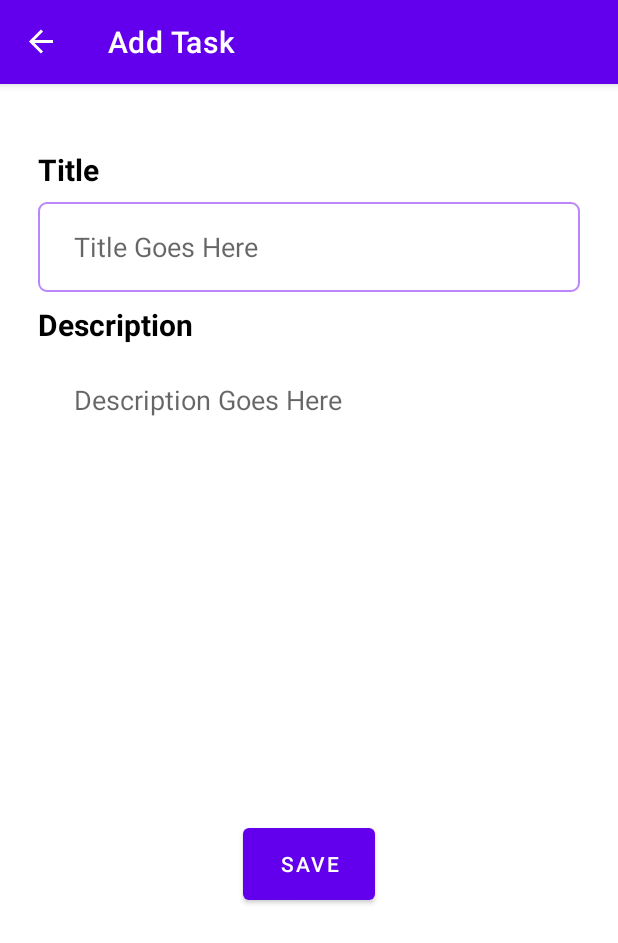
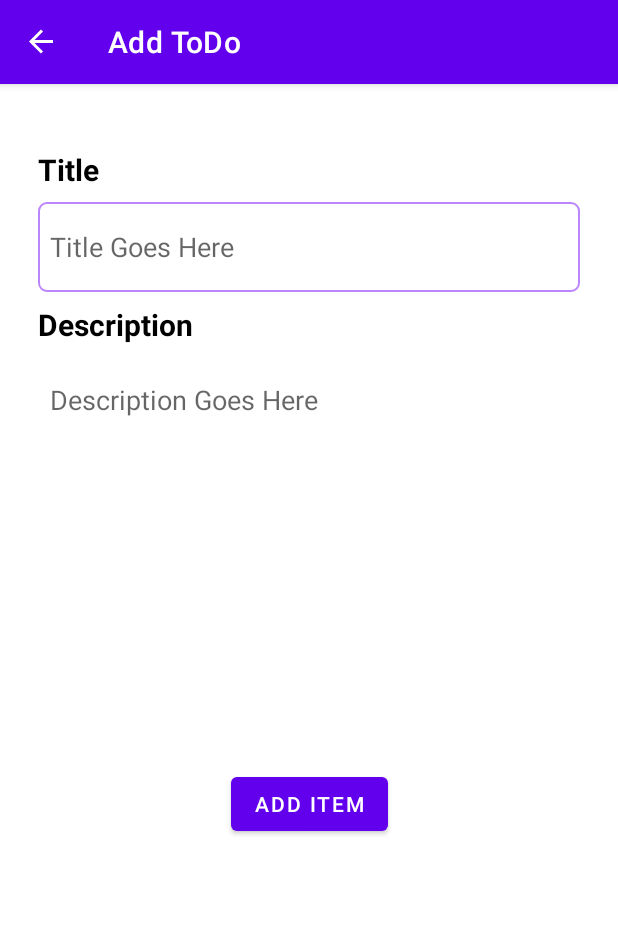
Before and after one commit to Carlos1729/ToDoApp, an Android app: the screen it shows after launch (MainActivity), after a tap on an icon or button, on a phone screen of 412 x 824 dp. Shown: the top 943 px of the screen. Run offline under Robolectric (Android 15) with nearby library versions, the phone set to English and light mode, and no system bars; our stand-ins replace navigation-ui; network calls fail; 1 statement that could not run was skipped.

Commit message:
complete UI of ToDo app

```diff
--- a/app/build.gradle
+++ b/app/build.gradle
@@ -19,6 +19,10 @@ android {
         versionName "1.0"
 
         testInstrumentationRunner "androidx.test.runner.AndroidJUnitRunner"
+    }
+
+    buildFeatures {
+        viewBinding = true
     }
 
     buildTypes {
--- a/app/src/main/java/com/example/todotestapp/data/DataSource.kt
+++ /dev/null
@@ -1,21 +0,0 @@
-package com.example.todotestapp.data
-
-import com.example.todotestapp.R
-import com.example.todotestapp.model.TaskData
-
-class DataSource() {
-
-    fun loadTasks(): List<TaskData>{
-        return listOf<TaskData>(
-                TaskData(R.string.title1, R.string.description1),
-                TaskData(R.string.title2, R.string.description2),
-                TaskData(R.string.title3, R.string.description3),
-                TaskData(R.string.title4, R.string.description4),
-                TaskData(R.string.title5, R.string.description5),
-                TaskData(R.string.title6, R.string.description6),
-                TaskData(R.string.title7, R.string.description7),
-                TaskData(R.string.title8, R.string.description8),
-                TaskData(R.string.title9, R.string.description9)
-        )
-    }
-}
--- a/app/src/main/java/com/example/todotestapp/model/ToDo.kt
+++ b/app/src/main/java/com/example/todotestapp/model/ToDo.kt
@@ -1,8 +1,13 @@
 package com.example.todotestapp.model
 
+import android.os.Parcelable
+import kotlinx.android.parcel.Parcelize
+
+
+@Parcelize
 data class ToDo(
     val id: Int,
     val taskId: Int,
     val title: String,
     val description: String,
-)
+): Parcelable
--- a/app/src/main/java/com/example/todotestapp/presentation/addtask/AddTaskFragment.kt
+++ /dev/null
@@ -1,29 +0,0 @@
-package com.example.todotestapp.presentation.addtask
-
-import android.os.Bundle
-import android.view.*
-import androidx.core.view.MenuHost
-import androidx.core.view.MenuProvider
-import androidx.fragment.app.Fragment
-import androidx.lifecycle.Lifecycle
-import com.example.todotestapp.R
-import com.example.todotestapp.model.ToDo
-
-
-class AddTaskFragment : Fragment() {
-
-
-    override fun onCreateView(
-        inflater: LayoutInflater, container: ViewGroup?,
-        savedInstanceState: Bundle?
-    ): View? {
-        // Inflate the layout for this fragment
-        val view  =  inflater.inflate(R.layout.fragment_add_task, container, false)
-
-
-        return view
-    }
-
-
-
-}
--- a/app/src/main/java/com/example/todotestapp/presentation/listtask/ListTaskAdapter.kt
+++ b/app/src/main/java/com/example/todotestapp/presentation/listToDo/ListToDoAdapter.kt
@@ -1,20 +1,15 @@
-package com.example.todotestapp.presentation.listtask
+package com.example.todotestapp.presentation.listToDo
 
-import android.content.Context
-import android.icu.text.Transliterator
 import android.view.LayoutInflater
 import android.view.View
 import android.view.ViewGroup
 import android.widget.TextView
-import androidx.fragment.app.ListFragment
 import androidx.navigation.findNavController
-import androidx.recyclerview.widget.ListAdapter
 import androidx.recyclerview.widget.RecyclerView
 import com.example.todotestapp.R
-import com.example.todotestapp.model.TaskData
 import com.example.todotestapp.model.ToDo
 
-class ListTaskAdapter : RecyclerView.Adapter<ListTaskAdapter.MyListHolder>() {
+class ListToDoAdapter : RecyclerView.Adapter<ListToDoAdapter.MyListHolder>() {
 
      private var myList = emptyList<ToDo>()
 
@@ -32,10 +27,10 @@ class ListTaskAdapter : RecyclerView.Adapter<ListTaskAdapter.MyListHolder>() {
 
 //        holder.itemView.findViewById<TextView>(R.id.title_txt).text = context.resources.getString(dataset[position].stringTitleId)
 //            holder.itemView.findViewById<TextView>(R.id.description_txt).text = context.resources.getString(dataset[position].stringDescriptionId)
-//            holder.itemView.findViewById<androidx.constraintlayout.widget.ConstraintLayout>(R.id.row_background).setOnClickListener {
-//                val action = ListTaskFragmentDirections.actionListTaskFragmentToUpdateTaskFragment(dataset[position])
-//                holder.itemView.findNavController().navigate(action)
-//            }
+            holder.itemView.findViewById<androidx.constraintlayout.widget.ConstraintLayout>(R.id.row_background).setOnClickListener {
+                val action = ListToDoFragmentDirections.actionListTaskFragmentToUpdateTaskFragment(myList[position])
+                holder.itemView.findNavController().navigate(action)
+            }
     }
 
     override fun getItemCount(): Int {
--- a/app/src/main/java/com/example/todotestapp/presentation/listtask/ListTaskFragment.kt
+++ b/app/src/main/java/com/example/todotestapp/presentation/listToDo/ListToDoFragment.kt
@@ -1,29 +1,25 @@
-package com.example.todotestapp.presentation.listtask
+package com.example.todotestapp.presentation.listToDo
 
 import android.os.Bundle
-import android.util.Log
 import androidx.fragment.app.Fragment
 import android.view.LayoutInflater
 import android.view.View
 import android.view.ViewGroup
-import android.widget.Toast
 import androidx.lifecycle.Observer
 import androidx.lifecycle.ViewModelProvider
 import androidx.navigation.fragment.findNavController
 import androidx.recyclerview.widget.LinearLayoutManager
 import androidx.recyclerview.widget.RecyclerView
 import com.example.todotestapp.R
-import com.example.todotestapp.data.DataSource
 import com.example.todotestapp.data.network.repository.Repository
 import com.example.todotestapp.model.ListViewModel
 import com.example.todotestapp.model.ListViewModelFactory
-import com.example.todotestapp.model.ToDo
 import com.google.android.material.floatingactionbutton.FloatingActionButton
 
-class ListTaskFragment : Fragment() {
+class ListToDoFragment : Fragment() {
 
     private lateinit var viewModel: ListViewModel
-    private val myAdapter by lazy { ListTaskAdapter() }
+    private val myAdapter by lazy { ListToDoAdapter() }
 
     override fun onCreateView(
         inflater: LayoutInflater, container: ViewGroup?,
@@ -31,7 +27,7 @@ class ListTaskFragment : Fragment() {
     ): View? {
         // Inflate the layout for this fragment
 
-        val view =  inflater.inflate(R.layout.fragment_list_task, container, false)
+        val view =  inflater.inflate(R.layout.fragment_list_todo, container, false)
 
         val repository = Repository()
         val viewModelFactory  = ListViewModelFactory(repository)
@@ -63,7 +59,7 @@ class ListTaskFragment : Fragment() {
 
 
         addT.setOnClickListener {
-            findNavController().navigate(R.id.action_listTaskFragment_to_addTaskFragment)
+            findNavController().navigate(R.id.action_listTaskFragment_to_updateTaskFragment,null)
         }
 
 //        val updT = view.findViewById<FloatingActionButton>(R.id.floatingActionButtonupdate)//adding task view
--- /dev/null
+++ b/app/src/main/java/com/example/todotestapp/presentation/updateToDo/UpdateToDoFragment.kt
@@ -0,0 +1,111 @@
+package com.example.todotestapp.presentation.updateToDo
+
+import android.os.Bundle
+import android.util.EventLogTags
+import android.util.Log
+import android.view.*
+import android.widget.Button
+import android.widget.TextView
+import android.widget.Toast
+import androidx.fragment.app.Fragment
+import androidx.navigation.fragment.navArgs
+import com.example.todotestapp.MainActivity
+import com.example.todotestapp.R
+
+
+class UpdateToDoFragment : Fragment() {
+
+
+
+    private val args by navArgs<UpdateToDoFragmentArgs>()
+    private var title : String? = null
+    private var description : String? = null
+    private var titleTV: TextView? = null
+    private var descriptionTV: TextView ?= null
+    private var titleRecieved: String ?= null
+    private var button: Button ?= null
+
+
+    override fun onCreate(savedInstanceState: Bundle?) {
+        super.onCreate(savedInstanceState)
+
+    }
+    override fun onCreateView(
+        inflater: LayoutInflater, container: ViewGroup?,
+        savedInstanceState: Bundle?
+    ): View? {
+        // Inflate the layout for this fragment
+
+        val view = inflater.inflate(R.layout.fragment_update_todo, container, false)
+        initWidgets(view)
+        fetchArguments()
+        setUpUI()
+
+
+        return view
+    }
+
+    override fun onViewCreated(view: View, savedInstanceState: Bundle?) {
+
+        button?.setOnClickListener{checkInput(view)}
+
+    }
+
+
+    private fun checkInput(view: View) {
+
+
+        if(titleTV?.text?.isBlank() == true)
+        {
+            Toast.makeText(context,getString(R.string.title_cant_be_empty),Toast.LENGTH_SHORT).show()
+        }
+        else if(descriptionTV?.text?.isBlank() == true)
+        {
+            Toast.makeText(context,getString(R.string.description_cant_be_empty),Toast.LENGTH_SHORT).show()
+        }
+
+    }
+
+
+    private fun setUpUI() {
+
+        if(title != null)
+        {
+            titleTV?.text = title
+        }
+        if(description != null)
+        {
+            descriptionTV?.text = description
+        }
+        if(title != null || description != null)
+        {
+                button?.text = getString(R.string.update_button)
+            (activity as MainActivity).supportActionBar?.title = "Update ToDo"
+
+        }
+        else
+        {
+            button?.text = getString(R.string.add_button)
+            (activity as MainActivity).supportActionBar?.title = "Add ToDo"
+        }
+    }
+
+    private fun fetchArguments() {
+
+        if(args != null && args.presentitem != null)
+        {
+            title = args.presentitem?.title
+            description = args.presentitem?.description
+        }
+
+    }
+
+    private fun initWidgets(view: View) {
+
+        titleTV = view.findViewById<TextView>(R.id.update_title)
+        descriptionTV = view.findViewById<TextView>(R.id.update_description)
+        button = view.findViewById<Button>(R.id.updateTaskbutton)
+
+    }
+
+}
--- a/app/src/main/java/com/example/todotestapp/presentation/updatetask/UpdateTaskFragment.kt
+++ /dev/null
@@ -1,33 +0,0 @@
-package com.example.todotestapp.presentation.updatetask
-
-import android.os.Bundle
-import android.view.*
-import android.widget.TextView
-import androidx.fragment.app.Fragment
-import androidx.core.view.MenuHost
-import androidx.core.view.MenuProvider
-import androidx.lifecycle.Lifecycle
-import androidx.navigation.fragment.navArgs
-import com.example.todotestapp.R
-
-
-class UpdateTaskFragment : Fragment() {
-
-    private val args by navArgs<UpdateTaskFragmentArgs>()
-
-    override fun onCreateView(
-        inflater: LayoutInflater, container: ViewGroup?,
-        savedInstanceState: Bundle?
-    ): View? {
-        // Inflate the layout for this fragment
-
-        val view = inflater.inflate(R.layout.fragment_update_task, container, false)
-
-        view.findViewById<TextView>(R.id.update_title).setText(args.presentitem.stringTitleId)
-        view.findViewById<TextView>(R.id.update_description).setText(args.presentitem.stringDescriptionId)
-
-
-        return view
-    }
-
-}
--- a/app/src/main/res/layout/fragment_add_task.xml
+++ /dev/null
@@ -1,86 +0,0 @@
-<?xml version="1.0" encoding="utf-8"?>
-
-<androidx.constraintlayout.widget.ConstraintLayout xmlns:android="http://schemas.android.com/apk/res/android"
-    xmlns:app="http://schemas.android.com/apk/res-auto"
-    xmlns:tools="http://schemas.android.com/tools"
-    android:layout_width="match_parent"
-    android:layout_height="match_parent"
-    android:padding="24dp"
-    tools:context=".presentation.addtask.AddTaskFragment">
-
-
-    <TextView
-        android:id="@+id/add_title_heading"
-        android:layout_width="wrap_content"
-        android:layout_height="wrap_content"
-        android:text="Title"
-        android:textStyle="bold"
-        android:textSize="20dp"
-        android:textColor="@color/black"
-        app:layout_constraintBottom_toTopOf="@id/add_title"
-        app:layout_constraintStart_toStartOf="parent"
-        app:layout_constraintTop_toTopOf="parent" />
-
-    <EditText
-        android:id="@+id/add_title"
-        android:layout_width="match_parent"
-        android:layout_height="60dp"
-        android:layout_marginTop="8dp"
-        android:background="@drawable/custom_input"
-        android:ems="10"
-        android:hint="Title Goes Here"
-        android:inputType="textPersonName"
-        android:maxLength="50"
-        android:paddingStart="24dp"
-        android:paddingEnd="24dp"
-        app:layout_constraintEnd_toEndOf="parent"
-        app:layout_constraintHorizontal_bias="0.5"
-        app:layout_constraintStart_toStartOf="@id/add_title_heading"
-        app:layout_constraintTop_toBottomOf="@id/add_title_heading" />
-
-
-    <TextView
-        android:id="@+id/add_description_heading"
-        android:layout_width="wrap_content"
-        android:layout_height="wrap_content"
-        android:layout_marginTop="8dp"
-        android:textStyle="bold"
-        android:text="Description"
-        android:textColor="@color/black"
-        android:textSize="20dp"
-        app:layout_constraintBottom_toTopOf="@id/add_description"
-        app:layout_constraintTop_toBottomOf="@id/add_title"
-        app:layout_constraintStart_toStartOf="parent"/>
-
-
-    <EditText
-        android:id="@+id/add_description"
-        android:layout_width="0dp"
-        android:layout_height="300dp"
-        android:layout_marginTop="8dp"
-        android:background="@drawable/custom_input"
-        android:ems="10"
-        android:gravity="start|top"
-        android:hint="@string/description_goes_here"
-        android:inputType="textMultiLine"
-        android:maxLength="300"
-        android:paddingStart="24dp"
-        android:paddingTop="16dp"
-        android:paddingEnd="24dp"
-        app:layout_constraintEnd_toEndOf="parent"
-        app:layout_constraintStart_toStartOf="parent"
-        app:layout_constraintTop_toBottomOf="@+id/add_description_heading" />
-
-
-    <Button
-        android:id="@+id/addTaskbutton"
-        android:layout_width="wrap_content"
-        android:layout_height="60dp"
-        android:layout_marginTop="8dp"
-        android:text="SAVE"
-        app:layout_constraintEnd_toEndOf="parent"
-        app:layout_constraintHorizontal_bias="0.5"
-        app:layout_constraintStart_toStartOf="parent"
-        app:layout_constraintTop_toBottomOf="@+id/add_description" />
-
-</androidx.constraintlayout.widget.ConstraintLayout>
--- a/app/src/main/res/layout/fragment_list_task.xml
+++ b/app/src/main/res/layout/fragment_list_todo.xml
@@ -5,7 +5,7 @@
     android:layout_width="match_parent"
     android:layout_height="match_parent"
     android:id = "@+id/listLayout"
-    tools:context=".presentation.listtask.ListTaskFragment">
+    tools:context=".presentation.listToDo.ListToDoFragment">
 
     <androidx.recyclerview.widget.RecyclerView
         android:id="@+id/recyclerViewId"
--- a/app/src/main/res/layout/fragment_update_task.xml
+++ b/app/src/main/res/layout/fragment_update_todo.xml
@@ -5,14 +5,14 @@
     android:layout_width="match_parent"
     android:layout_height="match_parent"
     android:padding="24dp"
-    tools:context=".presentation.updatetask.UpdateTaskFragment">
+    tools:context=".presentation.updateToDo.UpdateToDoFragment">
 
 
     <TextView
         android:id="@+id/update_title_heading"
         android:layout_width="wrap_content"
         android:layout_height="wrap_content"
-        android:text="Title Goes Here"
+        android:text="Title"
         android:textStyle="bold"
         android:textSize="20dp"
         android:textColor="@color/black"
@@ -24,40 +24,58 @@
         android:id="@+id/update_title"
         android:layout_width="match_parent"
         android:layout_height="60dp"
+        android:layout_marginTop="8dp"
+        android:background="@drawable/custom_input"
         android:ems="10"
+        app:helperText = "Required"
+        app:helperTextTextColor = "@color/Red"
         android:inputType="textPersonName"
-        android:paddingStart="24dp"
+        android:maxLength="25"
+        android:paddingStart="8dp"
         android:paddingEnd="24dp"
-        android:hint="@string/title"
-        android:background="@drawable/custom_input"
+        android:hint="Title Goes Here"
         app:layout_constraintEnd_toEndOf="parent"
         app:layout_constraintHorizontal_bias="0.5"
         app:layout_constraintStart_toStartOf="@id/update_title_heading"
         app:layout_constraintTop_toBottomOf="@id/update_title_heading" />
 
+
+    <TextView
+        android:id="@+id/update_description_heading"
+        android:layout_width="wrap_content"
+        android:layout_height="wrap_content"
+        android:layout_marginTop="8dp"
+        android:text="Description"
+        android:textStyle="bold"
+        android:textSize="20dp"
+        android:textColor="@color/black"
+        app:layout_constraintBottom_toTopOf="@id/update_description"
+        app:layout_constraintStart_toStartOf="@id/update_title_heading"
+        app:layout_constraintTop_toBottomOf="@id/update_title" />
+
     <EditText
         android:id="@+id/update_description"
         android:layout_width="0dp"
-        android:layout_height="300dp"
-        android:layout_marginTop="24dp"
+        android:layout_height="250dp"
+        android:layout_marginTop="8dp"
         android:background="@drawable/custom_input"
         android:ems="10"
+        android:maxLength="125"
         android:gravity="start|top"
-        android:hint="@string/description"
+        android:hint="@string/description_goes_here"
         android:inputType="textMultiLine"
-        android:paddingStart="24dp"
+        android:paddingStart="8dp"
         android:paddingTop="16dp"
         android:paddingEnd="24dp"
         app:layout_constraintEnd_toEndOf="parent"
         app:layout_constraintStart_toStartOf="parent"
-        app:layout_constraintTop_toBottomOf="@+id/update_title" />
+        app:layout_constraintTop_toBottomOf="@id/update_description_heading" />
 
     <Button
-        android:id="@+id/updayeTaskbutton"
+        android:id="@+id/updateTaskbutton"
         android:layout_width="wrap_content"
         android:layout_height="wrap_content"
         android:layout_marginTop="24dp"
-        android:text="UPDATE"
         app:layout_constraintEnd_toEndOf="parent"
         app:layout_constraintHorizontal_bias="0.5"
         app:layout_constraintStart_toStartOf="parent"
--- a/app/src/main/res/layout/layout_row.xml
+++ b/app/src/main/res/layout/layout_row.xml
@@ -11,6 +11,7 @@
         android:layout_width="match_parent"
         android:layout_height="wrap_content"
         android:layout_marginTop="5dp"
+        android:layout_marginBottom="5dp"
         android:layout_marginLeft="10dp"
         android:layout_marginRight="10dp"
         android:background="@drawable/list_background"
@@ -42,7 +43,7 @@
             android:layout_marginBottom="16dp"
             android:maxLength="200"
             android:maxLines="5"
-            android:text="Desription Goes Here"
+            android:text="@string/description_goes_here"
             android:textColor="@color/darkGray"
             app:layout_constraintBottom_toBottomOf="parent"
             app:layout_constraintEnd_toEndOf="parent"
--- a/app/src/main/res/navigation/navi_graph.xml
+++ b/app/src/main/res/navigation/navi_graph.xml
@@ -7,16 +7,9 @@
 
     <fragment
         android:id="@+id/listTaskFragment"
-        android:name="com.example.todotestapp.presentation.listtask.ListTaskFragment"
-        android:label="To-Do List"
-        tools:layout="@layout/fragment_list_task" >
-        <action
-            android:id="@+id/action_listTaskFragment_to_addTaskFragment"
-            app:destination="@id/addTaskFragment"
-            app:enterAnim="@anim/from_right"
-            app:exitAnim="@anim/to_left"
-            app:popEnterAnim="@anim/from_left"
-            app:popExitAnim="@anim/to_right" />
+        android:name="com.example.todotestapp.presentation.listToDo.ListToDoFragment"
+        android:label="ToDo App"
+        tools:layout="@layout/fragment_list_todo" >
         <action
             android:id="@+id/action_listTaskFragment_to_updateTaskFragment"
             app:destination="@id/updateTaskFragment"
@@ -26,24 +19,10 @@
             app:popExitAnim="@anim/to_left" />
     </fragment>
     <fragment
-        android:id="@+id/addTaskFragment"
-        android:name="com.example.todotestapp.presentation.addtask.AddTaskFragment"
-        android:label="Add Task"
-        tools:layout="@layout/fragment_add_task" >
-        <action
-            android:id="@+id/action_addTaskFragment_to_listTaskFragment"
-            app:destination="@id/listTaskFragment"
-            app:enterAnim="@anim/from_left"
-            app:exitAnim="@anim/to_right" />
-        <argument
-            android:name="currentItem"
-            app:argType="com.example.todotestapp.model.TaskData" />
-    </fragment>
-    <fragment
         android:id="@+id/updateTaskFragment"
-        android:name="com.example.todotestapp.presentation.updatetask.UpdateTaskFragment"
-        android:label="Update Task"
-        tools:layout="@layout/fragment_update_task" >
+        android:name="com.example.todotestapp.presentation.updateToDo.UpdateToDoFragment"
+        android:label="Update ToDo"
+        tools:layout="@layout/fragment_update_todo">
         <action
             android:id="@+id/action_updateTaskFragment_to_listTaskFragment"
             app:destination="@id/listTaskFragment"
@@ -51,6 +30,9 @@
             app:exitAnim="@anim/to_left" />
         <argument
             android:name="presentitem"
-            app:argType="com.example.todotestapp.model.TaskData" />
+            android:defaultValue="@null"
+            app:argType="com.example.todotestapp.model.ToDo"
+            app:nullable="true" />
+
     </fragment>
 </navigation>
--- a/app/src/main/res/values/colors.xml
+++ b/app/src/main/res/values/colors.xml
@@ -9,4 +9,5 @@
     <color name="white">#FFFFFFFF</color>
     <color name="lightGray">#FFD3D3D3</color>
     <color name="darkGray">#FFA9A9A9</color>
+    <color name="Red"> #FFFF0000</color>
 </resources>
--- a/app/src/main/res/values/strings.xml
+++ b/app/src/main/res/values/strings.xml
@@ -27,4 +27,11 @@
     <string name="description8">calculate the income tax deduction from salary</string>
     <string name="description9">Attend Rahul Party at 9pm Today</string>
     <string name="description_goes_here">Description Goes Here</string>
+    <string name="update_button">UPDATE</string>
+    <string name="add_button">ADD ITEM</string>
+    <string name="label_of_fragment">{letter}</string>
+    <string name="title_cant_be_empty">Title Can\'t be Empty</string>
+    <string name="description_cant_be_empty">Description Cant be Empty</string>
+
+
 </resources>
```
Also changed, not shown: app/src/main/java/com/example/todotestapp/model/ListViewModelFactory.kt (line endings or trailing spaces), 2 other files.
